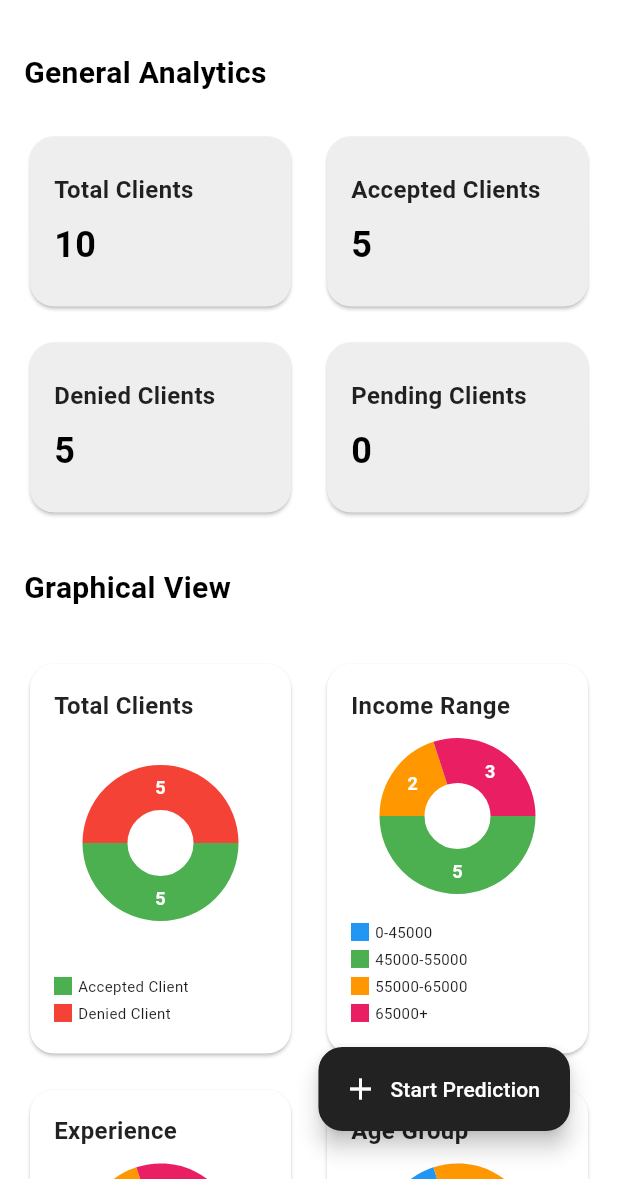
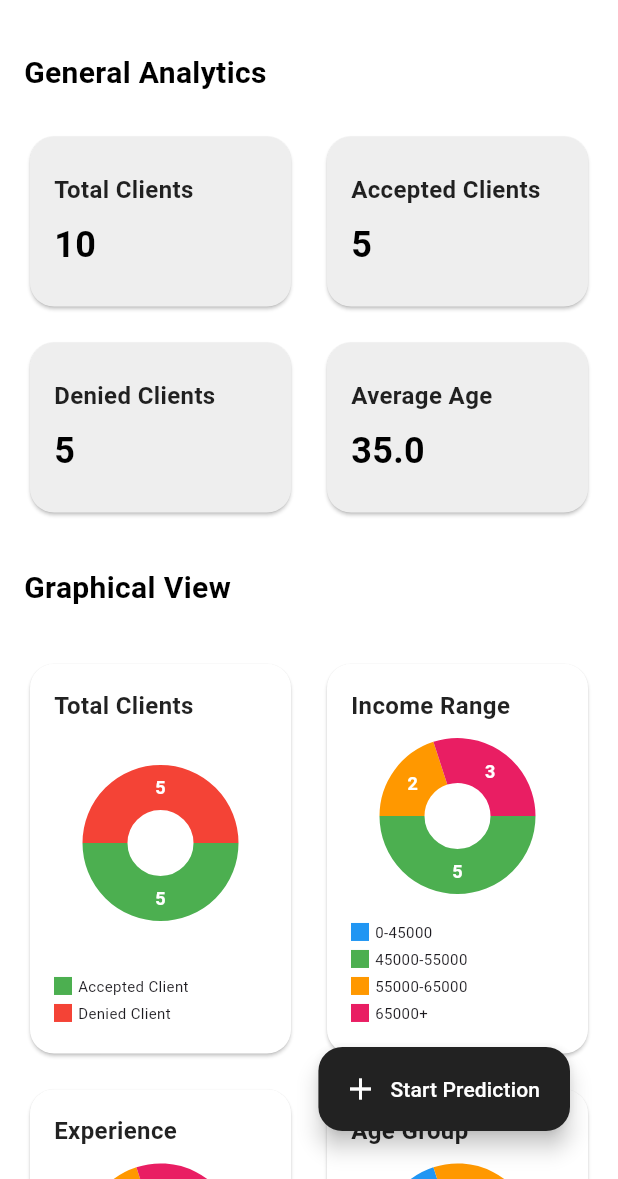
Before and after one commit to MohdSameer4532/MeeranaBanking, a Flutter app: the screen it shows after launch, after a tap on an icon or button, on a phone screen of 412 x 824 dp, the part 57-1236 px from its top. Run offline on Flutter 3.47's test engine with Material 3 defaults, Android fonts, the light colour scheme and no system bars; drawn by our look-alikes of fl_chart.

Commit message:
modified small errors

```diff
--- a/lib/Loan Prediction/loan_general_analytics.dart
+++ b/lib/Loan Prediction/loan_general_analytics.dart
@@ -32,8 +32,6 @@ class _LoanGeneralAnalyticsPageState extends State<LoanGeneralAnalyticsPage> {
           data.where((person) => person['loanStatus'] == 'Accepted').length;
       deniedClients =
           data.where((person) => person['loanStatus'] == 'Denied').length;
-      pendingClients =
-          data.where((person) => person['loanStatus'] == 'Pending').length;
 
       List<String> numericFields = [
         'income',
@@ -391,7 +389,8 @@ class _LoanGeneralAnalyticsPageState extends State<LoanGeneralAnalyticsPage> {
                   _buildCard('Total Clients', totalClients.toString()),
                   _buildCard('Accepted Clients', '$acceptedClients'),
                   _buildCard('Denied Clients', '$deniedClients'),
-                  _buildCard('Pending Clients', '$pendingClients'),
+                  _buildCard(
+                      'Average Age', _calculateAverageAge().toStringAsFixed(1)),
                 ],
               ),
             ),
@@ -488,6 +487,13 @@ class _LoanGeneralAnalyticsPageState extends State<LoanGeneralAnalyticsPage> {
         ),
       ),
     );
+  }
+
+  double _calculateAverageAge() {
+    if (data.isEmpty) return 0;
+    int totalAge =
+        data.fold(0, (sum, person) => sum + (person['age'] as int? ?? 0));
+    return totalAge / data.length;
   }
 
   Widget _buildCard(String title, String value) {
```
